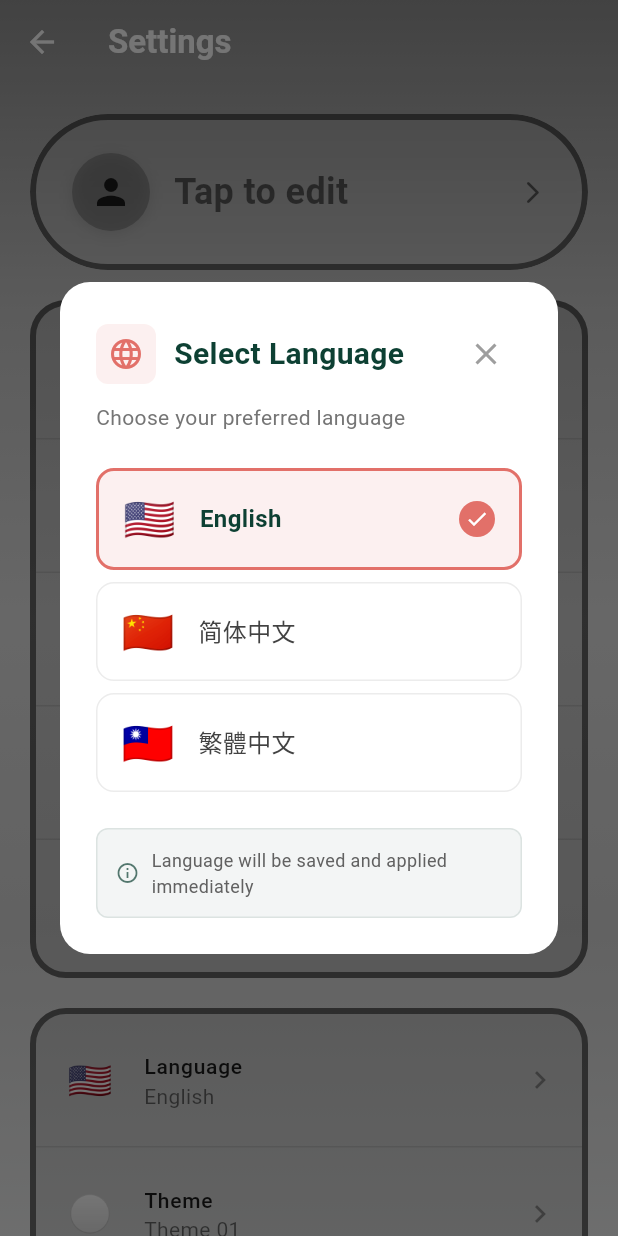
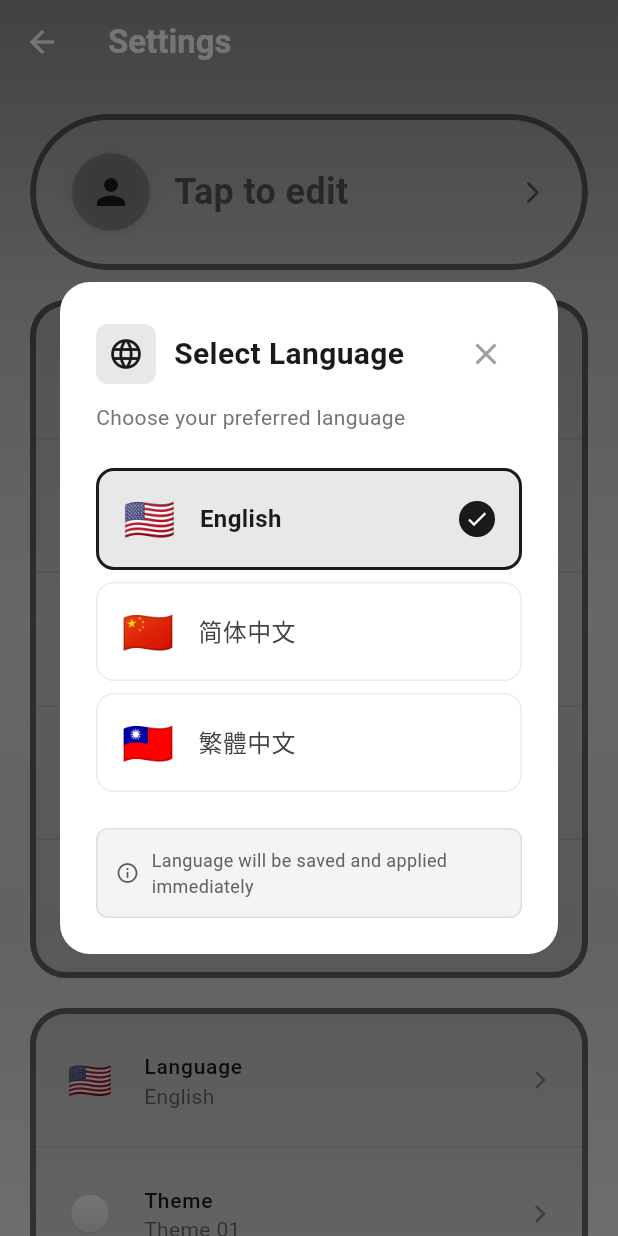
Before and after one commit to siho1117/food_cal, a Flutter app: the SettingsScreen screen opened by its route, after a tap on "🇺🇸", on a phone screen of 412 x 824 dp. Run offline on Flutter 3.47's test engine with Material 3 defaults, Android fonts, the phone set to English and light mode, and no system bars; our stand-ins replace fl_chart, flutter_dotenv, flutter_image_compress, flutter_slidable, image_gallery_saver, image_picker and 4 more; accounts and stored records are empty.

Commit message:
Your commit message here

```diff
--- a/lib/config/design_system/theme_design.dart
+++ b/lib/config/design_system/theme_design.dart
@@ -78,46 +78,6 @@ class AppWidgetDesign {
 }
 
 // ═══════════════════════════════════════════════════════════════
-// LEGACY COLOR COMPATIBILITY (TEMPORARY)
-// ═══════════════════════════════════════════════════════════════
-// These colors are kept for backwards compatibility during migration.
-// They will be removed once all widgets are updated to use the new design system.
-
-/// Legacy colors from old theme.dart
-/// @deprecated Will be removed in future versions
-class AppLegacyColors {
-  AppLegacyColors._();
-
-  /// Legacy beige background color
-  /// @deprecated Use AppColors.backgroundLight or ThemeBackground gradients
-  static const Color secondaryBeige = Color(0xFFF5EFE0);
-
-  /// Legacy blue accent color
-  /// @deprecated Use AppColors.textDark for dark text/buttons
-  static const Color primaryBlue = Color(0xFF0D4033);
-
-  /// Legacy coral accent color
-  /// @deprecated Use semantic colors from AppColors
-  static const Color coralAccent = Color(0xFFE27069);
-
-  /// Legacy gold accent color
-  /// @deprecated Use semantic colors from AppColors
-  static const Color goldAccent = Color(0xFFCF9340);
-
-  /// Legacy dark text color (already available in AppColors)
-  /// @deprecated Use AppColors.textDark instead
-  static const Color textDark = AppColors.textDark;
-
-  /// Legacy light text color
-  /// @deprecated Use AppColors.textLight instead
-  static const Color textLight = Colors.white;
-
-  /// Legacy accent color
-  /// @deprecated Use semantic colors from AppColors
-  static const Color accentColor = Color(0xFF8B3A3A);
-}
-
-// ═══════════════════════════════════════════════════════════════
 // THEME CONFIGURATION (MINIMAL)
 // ═══════════════════════════════════════════════════════════════
 
--- a/lib/widgets/settings/feedback_widget.dart
+++ b/lib/widgets/settings/feedback_widget.dart
@@ -28,12 +28,12 @@ class FeedbackWidget extends StatelessWidget {
                   padding: const EdgeInsets.all(10),
                   decoration: BoxDecoration(
                     // ✅ FIXED: Use withValues instead of withOpacity
-                    color: AppLegacyColors.coralAccent.withValues(alpha: 0.1),
+                    color: AppColors.textDark.withValues(alpha: 0.1),
                     borderRadius: BorderRadius.circular(10),
                   ),
                   child: const Icon(
                     Icons.feedback,
-                    color: AppLegacyColors.coralAccent,
+                    color: AppColors.textDark,
                     size: 24,
                   ),
                 ),
@@ -83,7 +83,7 @@ class FeedbackWidget extends StatelessWidget {
             children: [
               Icon(
                 Icons.feedback,
-                color: AppLegacyColors.coralAccent,
+                color: AppColors.textDark,
                 size: 24,
               ),
               SizedBox(width: 8),
@@ -108,7 +108,7 @@ class FeedbackWidget extends StatelessWidget {
                   ),
                   focusedBorder: OutlineInputBorder(
                     borderRadius: BorderRadius.circular(8),
-                    borderSide: const BorderSide(color: AppLegacyColors.coralAccent),
+                    borderSide: const BorderSide(color: AppColors.textDark),
                   ),
                 ),
                 maxLines: 5,
@@ -204,7 +204,7 @@ class FeedbackWidget extends StatelessWidget {
                       }
                     },
               style: ElevatedButton.styleFrom(
-                backgroundColor: AppLegacyColors.coralAccent,
+                backgroundColor: AppColors.textDark,
               ),
               child: const Text('Send'),
             ),
--- a/lib/widgets/settings/language_selector_dialog.dart
+++ b/lib/widgets/settings/language_selector_dialog.dart
@@ -35,12 +35,12 @@ class LanguageSelectorDialog extends StatelessWidget {
                 Container(
                   padding: const EdgeInsets.all(8),
                   decoration: BoxDecoration(
-                    color: AppLegacyColors.coralAccent.withOpacity(0.1),
+                    color: AppColors.textDark.withValues(alpha:0.1),
                     borderRadius: BorderRadius.circular(8),
                   ),
                   child: const Icon(
                     Icons.language,
-                    color: AppLegacyColors.coralAccent,
+                    color: AppColors.textDark,
                     size: 24,
                   ),
                 ),
@@ -50,7 +50,7 @@ class LanguageSelectorDialog extends StatelessWidget {
                   style: TextStyle(
                     fontSize: 20,
                     fontWeight: FontWeight.bold,
-                    color: AppLegacyColors.primaryBlue,
+                    color: AppColors.textDark,
                   ),
                 ),
                 const Spacer(),
@@ -97,10 +97,10 @@ class LanguageSelectorDialog extends StatelessWidget {
             Container(
               padding: const EdgeInsets.all(12),
               decoration: BoxDecoration(
-                color: AppLegacyColors.primaryBlue.withOpacity(0.05),
+                color: AppColors.textDark.withValues(alpha:0.05),
                 borderRadius: BorderRadius.circular(8),
                 border: Border.all(
-                  color: AppLegacyColors.primaryBlue.withOpacity(0.1),
+                  color: AppColors.textDark.withValues(alpha:0.1),
                 ),
               ),
               child: Row(
@@ -108,7 +108,7 @@ class LanguageSelectorDialog extends StatelessWidget {
                   Icon(
                     Icons.info_outline,
                     size: 16,
-                    color: AppLegacyColors.primaryBlue.withOpacity(0.7),
+                    color: AppColors.textDark.withValues(alpha:0.7),
                   ),
                   const SizedBox(width: 8),
                   Expanded(
@@ -167,15 +167,15 @@ class _LanguageTileState extends State<_LanguageTile> {
             padding: const EdgeInsets.symmetric(horizontal: 16, vertical: 12),
             decoration: BoxDecoration(
               color: widget.isSelected
-                  ? AppLegacyColors.coralAccent.withOpacity(0.1)
+                  ? AppColors.textDark.withValues(alpha:0.1)
                   : _isHovered
-                      ? Colors.grey.withOpacity(0.05)
+                      ? Colors.grey.withValues(alpha:0.05)
                       : Colors.transparent,
               borderRadius: BorderRadius.circular(12),
               border: Border.all(
                 color: widget.isSelected
-                    ? AppLegacyColors.coralAccent
-                    : Colors.grey.withOpacity(0.2),
+                    ? AppColors.textDark
+                    : Colors.grey.withValues(alpha:0.2),
                 width: widget.isSelected ? 2 : 1,
               ),
             ),
@@ -198,7 +198,7 @@ class _LanguageTileState extends State<_LanguageTile> {
                           ? FontWeight.bold
                           : FontWeight.normal,
                       color: widget.isSelected
-                          ? AppLegacyColors.primaryBlue
+                          ? AppColors.textDark
                           : Colors.grey[800],
                     ),
                   ),
@@ -209,7 +209,7 @@ class _LanguageTileState extends State<_LanguageTile> {
                   Container(
                     padding: const EdgeInsets.all(4),
                     decoration: const BoxDecoration(
-                      color: AppLegacyColors.coralAccent,
+                      color: AppColors.textDark,
                       shape: BoxShape.circle,
                     ),
                     child: const Icon(
```
Also changed, not shown: lib/config/design_system/temp_accent_colors.dart (added, +63 -0 lines), lib/screens/splash_screen.dart (+4 -4 lines).
